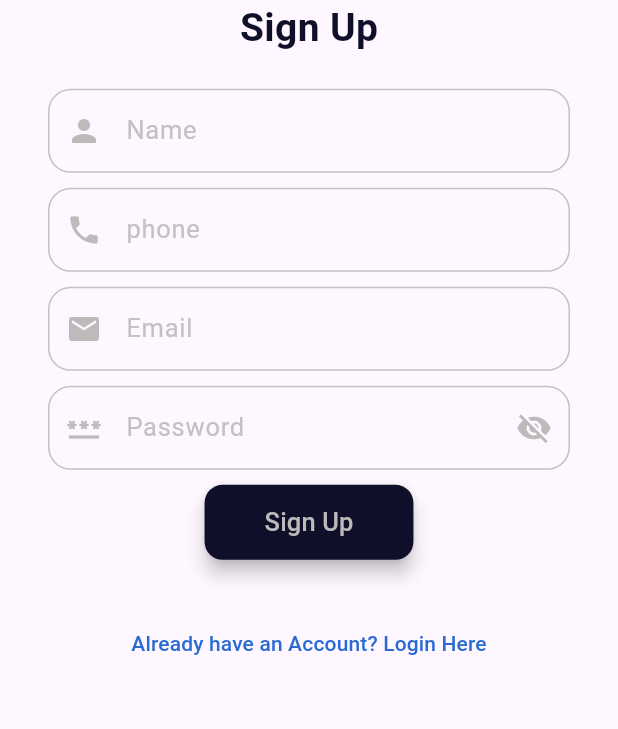
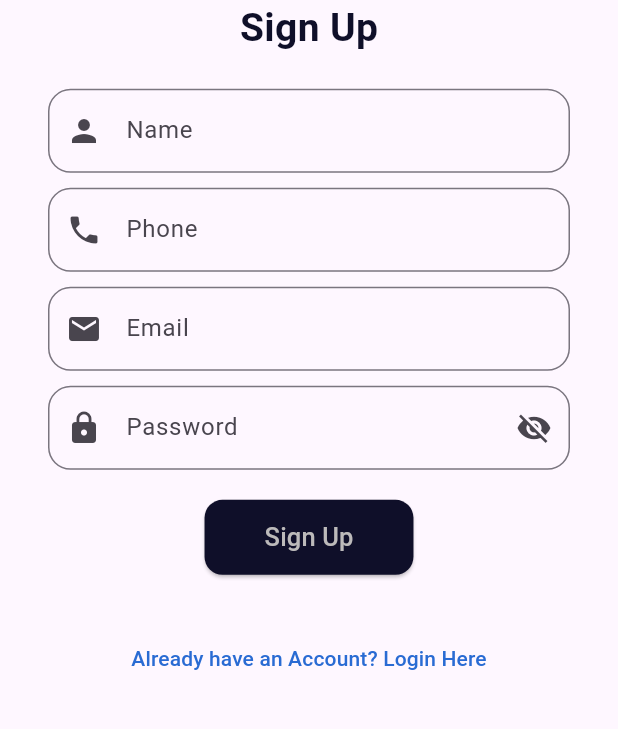
Before and after one commit to sondoszzureiqi/gastestproject2, a Flutter app: the SignUpScreen screen opened directly, on a phone screen of 412 x 824 dp, the part 501-1230 px from its top. Run offline on Flutter 3.47's test engine with Material 3 defaults, Android fonts, the phone set to English and light mode, and no system bars; our stand-ins replace animated_splash_screen, cloud_firestore, connectivity_plus, firebase_auth, firebase_core, firebase_database and 10 more; missing offline and left inert: flutter_polyline_points; accounts and stored records are empty.

Commit message:
Update signup_screen.dart

```diff
--- a/lib/authentication/signup_screen.dart
+++ b/lib/authentication/signup_screen.dart
@@ -1,5 +1,6 @@
 import 'package:firebase_auth/firebase_auth.dart';
 import 'package:firebase_database/firebase_database.dart';
+import 'package:cloud_firestore/cloud_firestore.dart';
 import 'package:flutter/material.dart';
 import 'package:gastestproject/authentication/login_screen.dart';
 import 'package:gastestproject/methods/common_methods.dart';
@@ -79,9 +80,19 @@ class _SignUpScreenState extends State<SignUpScreen> {
       'phone': _phoneController.text.trim(),
       'id': userFirebase.uid,
       'blockStatus': 'no',
-      'password':_passwordController.text.trim()
+      'password': _passwordController.text.trim(),
     };
     usersRef.set(userDataMap);
+
+    await FirebaseFirestore.instance
+        .collection('users')
+        .doc(userFirebase.uid)
+        .set({
+      'role': 'customer',
+      'name': _usernameController.text.trim(),
+      'email': _emailController.text.trim(),
+    });
+
     Navigator.push(
         context, MaterialPageRoute(builder: (context) => HomePage()));
   }
@@ -103,7 +114,6 @@ class _SignUpScreenState extends State<SignUpScreen> {
                       fontSize: 26,
                       fontWeight: FontWeight.bold),
                 ),
-                //text fields
                 Padding(
                   padding: const EdgeInsets.all(22),
                   child: Column(
@@ -112,188 +122,93 @@ class _SignUpScreenState extends State<SignUpScreen> {
                         controller: _usernameController,
                         keyboardType: TextInputType.text,
                         decoration: InputDecoration(
-                          prefixIcon: const Icon(
-                            Icons.person,
-                            color: Color.fromARGB(255, 188, 186, 186),
-                          ),
+                          prefixIcon: const Icon(Icons.person),
                           labelText: 'Name',
-                          labelStyle: const TextStyle(
-                            fontSize: 17,
-                            color: Color.fromARGB(255, 195, 193, 193),
-                          ),
-                          focusedBorder: OutlineInputBorder(
-                            borderSide: const BorderSide(
-                              color: Color.fromARGB(255, 195, 193, 193),
-                            ),
-                            borderRadius: BorderRadius.circular(15),
-                          ),
-                          enabledBorder: OutlineInputBorder(
-                            borderSide: const BorderSide(
-                              color: Color.fromARGB(255, 195, 193, 193),
-                            ),
+                          border: OutlineInputBorder(
                             borderRadius: BorderRadius.circular(15),
                           ),
                         ),
-                        style: const TextStyle(
-                          color: Color.fromARGB(255, 188, 186, 186),
                       ),
-                      ),
-                      const SizedBox(
-                        height: 10,
-                      ),
+                      const SizedBox(height: 10),
                       TextField(
                         controller: _phoneController,
                         keyboardType: TextInputType.phone,
                         decoration: InputDecoration(
-                          prefixIcon: const Icon(
-                            Icons.phone,
-                            color: Color.fromARGB(255, 188, 186, 186),
-                          ),
-                          labelText: 'phone',
-                          labelStyle: const TextStyle(
-                            fontSize: 17,
-                            color: Color.fromARGB(255, 195, 193, 193),
-                          ),
-                          focusedBorder: OutlineInputBorder(
-                            borderSide: const BorderSide(
-                              color: Color.fromARGB(255, 195, 193, 193),
-                            ),
-                            borderRadius: BorderRadius.circular(15),
-                          ),
-                          enabledBorder: OutlineInputBorder(
-                            borderSide: const BorderSide(
-                              color: Color.fromARGB(255, 195, 193, 193),
-                            ),
+                          prefixIcon: const Icon(Icons.phone),
+                          labelText: 'Phone',
+                          border: OutlineInputBorder(
                             borderRadius: BorderRadius.circular(15),
                           ),
                         ),
-                        style: const TextStyle(
-                          color: Color.fromARGB(255, 188, 186, 186),
                       ),
-                      ),
-                      const SizedBox(
-                        height: 10,
-                      ),
+                      const SizedBox(height: 10),
                       TextField(
                         controller: _emailController,
                         keyboardType: TextInputType.emailAddress,
                         decoration: InputDecoration(
-                          prefixIcon: const Icon(
-                            Icons.email,
-                            color: Color.fromARGB(255, 188, 186, 186),
-                          ),
+                          prefixIcon: const Icon(Icons.email),
                           labelText: 'Email',
-                          labelStyle: const TextStyle(
-                            fontSize: 17,
-                            color: Color.fromARGB(255, 195, 193, 193),
-                          ),
-                          focusedBorder: OutlineInputBorder(
-                            borderSide: const BorderSide(
-                              color: Color.fromARGB(255, 195, 193, 193),
-                            ),
-                            borderRadius: BorderRadius.circular(15),
-                          ),
-                          enabledBorder: OutlineInputBorder(
-                            borderSide: const BorderSide(
-                              color: Color.fromARGB(255, 195, 193, 193),
-                            ),
+                          border: OutlineInputBorder(
                             borderRadius: BorderRadius.circular(15),
                           ),
                         ),
-                        style: const TextStyle(
-                          color: Color.fromARGB(255, 188, 186, 186),
                       ),
-                      ),
-                      const SizedBox(
-                        height: 10,
-                      ),
+                      const SizedBox(height: 10),
                       TextField(
                         controller: _passwordController,
                         obscureText: securetext,
-                        keyboardType: TextInputType.visiblePassword,
                         decoration: InputDecoration(
-                          prefixIcon: const Icon(
-                            Icons.password,
-                            color: Color.fromARGB(255, 188, 186, 186),
+                          prefixIcon: const Icon(Icons.lock),
+                          suffixIcon: IconButton(
+                            icon: Icon(
+                              securetext ? Icons.visibility_off : Icons.visibility,
                             ),
-                          suffixIcon: IconButton(
                             onPressed: () {
                               setState(() {
                                 securetext = !securetext;
                               });
                             },
-                              icon: securetext == true
-                                  ? const Icon(
-                                Icons.visibility_off,
-                                color: Color.fromARGB(255, 188, 186, 186),
-                              )
-                                  : const Icon(
-                                Icons.visibility,
-                                color: Color.fromARGB(255, 188, 186, 186),
-                              )),
+                          ),
                           labelText: 'Password',
-                          labelStyle: const TextStyle(
-                            fontSize: 17,
-                            color: Color.fromARGB(255, 195, 193, 193),
-                          ),
-                          focusedBorder: OutlineInputBorder(
-                            borderSide: const BorderSide(
-                              color: Color.fromARGB(255, 195, 193, 193),
-                            ),
-                            borderRadius: BorderRadius.circular(15),
-                          ),
-                          enabledBorder: OutlineInputBorder(
-                            borderSide: const BorderSide(
-                              color: Color.fromARGB(255, 195, 193, 193),
-                            ),
+                          border: OutlineInputBorder(
                             borderRadius: BorderRadius.circular(15),
                           ),
                         ),
-                        style: const TextStyle(
-                          color: Color.fromARGB(255, 188, 186, 186),
                       ),
-                      ),
-                      const SizedBox(
-                        height: 10,
-                      ),
+                      const SizedBox(height: 20),
                       ElevatedButton(
                         onPressed: () {
                           checkIfNetworkIsAvailable();
                         },
                         style: ElevatedButton.styleFrom(
-                            backgroundColor:
-                            const Color.fromARGB(255, 15, 15, 41),
+                          backgroundColor: const Color.fromARGB(255, 15, 15, 41),
                           shape: RoundedRectangleBorder(
                               borderRadius: BorderRadius.circular(12)),
-                            padding: const EdgeInsets.only(
-                                left: 40, right: 40, top: 13, bottom: 13),
-                            elevation: 5,
+                          padding: const EdgeInsets.symmetric(vertical: 13, horizontal: 40),
                         ),
-
                         child: const Text(
                           'Sign Up',
                           style: TextStyle(
                               color: Color.fromARGB(255, 188, 186, 186),
                               fontSize: 17),
-                          )),
+                        ),
+                      ),
                     ],
                   ),
                 ),
-                SizedBox(
-                  height: 10,
-                ),
+                const SizedBox(height: 10),
                 TextButton(
                   onPressed: () {
                     Navigator.push(
                         context,
                         MaterialPageRoute(
-                              builder: (context) => LoginScreen()));
+                            builder: (context) => const LoginScreen()));
                   },
-                    child: Text(
+                  child: const Text(
                     'Already have an Account? Login Here',
-                      style:
-                      TextStyle(color: Color.fromARGB(255, 41, 107, 211)),
-                    ))
+                    style: TextStyle(color: Color.fromARGB(255, 41, 107, 211)),
+                  ),
+                )
               ],
             ),
           ),
```
Lines whose indentation alone changed are shown as unchanged.
